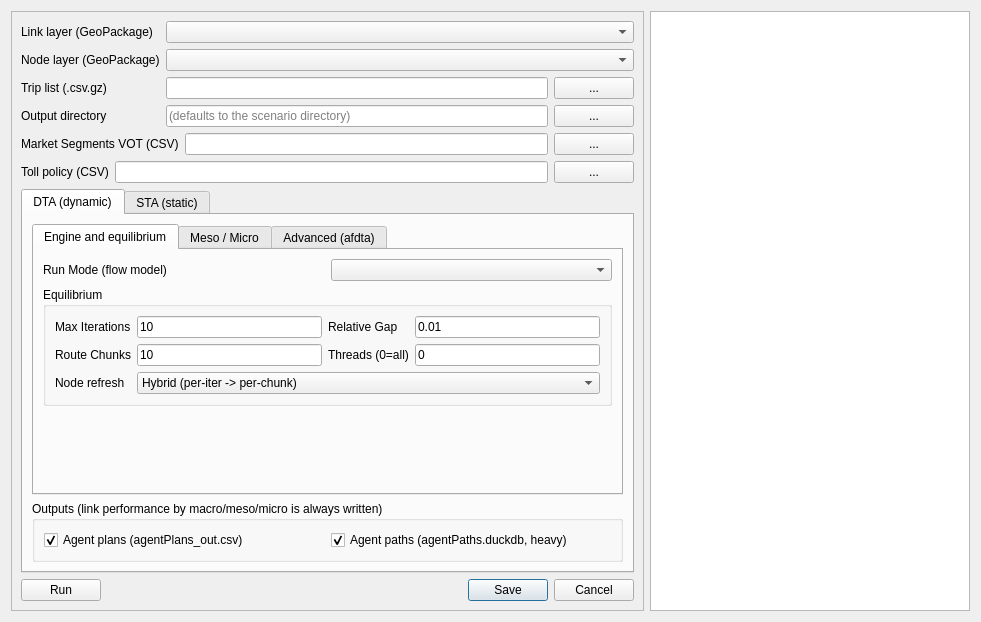
First picture: the form in ui/hydra.ui, repository TSMv6/tsm_panel, before the edit.
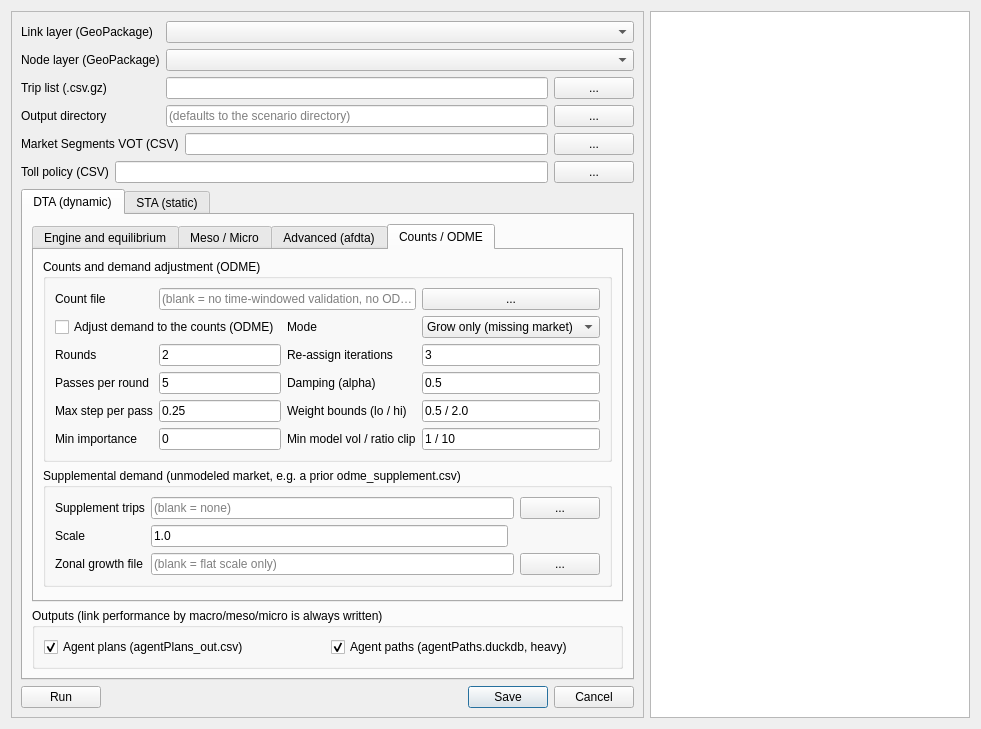
Second picture: the form after the edit. The open tabs and pages were chosen to show the change.

Commit message: HyDRA: Counts / ODME tab, supplemental demand, afdta with subarea ODME

The edit to the form file:
```diff
--- a/ui/hydra.ui
+++ b/ui/hydra.ui
@@ -667,6 +667,303 @@
               </item>
              </layout>
             </widget>
+            <widget class="QWidget" name="page_DTA_Odme">
+             <attribute name="title">
+              <string>Counts / ODME</string>
+             </attribute>
+             <layout class="QVBoxLayout" name="page_DTA_OdmeLayout">
+              <item>
+               <widget class="QGroupBox" name="groupBox_Odme">
+                <property name="title">
+                 <string>Counts and demand adjustment (ODME)</string>
+                </property>
+                <layout class="QGridLayout" name="gridLayout_odme">
+                 <item row="0" column="0">
+                  <widget class="QLabel" name="label_countFile">
+                   <property name="text">
+                    <string>Count file</string>
+                   </property>
+                  </widget>
+                 </item>
+                 <item row="0" column="1" colspan="2">
+                  <widget class="QLineEdit" name="lineEdit_CountFile">
+                   <property name="placeholderText">
+                    <string>(blank = no time-windowed validation, no ODME)</string>
+                   </property>
+                   <property name="toolTip">
+                    <string>TIME_COUNT_FILE — ELToD time-sliced counts: A,B,StartTime,EndTime,Count,Importance (HH:MM:SS, vehicles). Always writes count_windows.csv; also the target for ODME.</string>
+                   </property>
+                  </widget>
+                 </item>
+                 <item row="0" column="3">
+                  <widget class="QPushButton" name="browse_CountFile">
+                   <property name="text">
+                    <string>...</string>
+                   </property>
+                  </widget>
+                 </item>
+                 <item row="1" column="0" colspan="2">
+                  <widget class="QCheckBox" name="checkBox_Odme">
+                   <property name="text">
+                    <string>Adjust demand to the counts (ODME)</string>
+                   </property>
+                   <property name="toolTip">
+                    <string>ODME — after the assignment converges, scale route-key demand toward the counts, re-assigning warm between rounds. Every output then reflects the adjusted demand; count_windows_pre_odme.csv keeps the unadjusted fit.</string>
+                   </property>
+                  </widget>
+                 </item>
+                 <item row="1" column="2">
+                  <widget class="QLabel" name="label_odmeMode">
+                   <property name="text">
+                    <string>Mode</string>
+                   </property>
+                  </widget>
+                 </item>
+                 <item row="1" column="3">
+                  <widget class="QComboBox" name="comboBox_OdmeMode">
+                   <property name="toolTip">
+                    <string>ODME_MODE — Grow only: raise under-loaded routes only; the added trips are the unmodeled (missing) market, written to odme_supplement.csv. Grow and reduce: also lowers over-loaded routes (reductions are reported in od_adjustment.csv, never in the supplement).</string>
+                   </property>
+                   <item>
+                    <property name="text">
+                     <string>Grow only (missing market)</string>
+                    </property>
+                   </item>
+                   <item>
+                    <property name="text">
+                     <string>Grow and reduce</string>
+                    </property>
+                   </item>
+                  </widget>
+                 </item>
+                 <item row="2" column="0">
+                  <widget class="QLabel" name="label_odmeRounds">
+                   <property name="text">
+                    <string>Rounds</string>
+                   </property>
+                  </widget>
+                 </item>
+                 <item row="2" column="1">
+                  <widget class="QLineEdit" name="lineEdit_OdmeRounds">
+                   <property name="text">
+                    <string>2</string>
+                   </property>
+                   <property name="toolTip">
+                    <string>ODME_ROUNDS — weight-update rounds; each ends with a warm re-assignment so routes and congestion respond to the new demand.</string>
+                   </property>
+                  </widget>
+                 </item>
+                 <item row="2" column="2">
+                  <widget class="QLabel" name="label_odmeReassign">
+                   <property name="text">
+                    <string>Re-assign iterations</string>
+                   </property>
+                  </widget>
+                 </item>
+                 <item row="2" column="3">
+                  <widget class="QLineEdit" name="lineEdit_OdmeReassign">
+                   <property name="text">
+                    <string>3</string>
+                   </property>
+                   <property name="toolTip">
+                    <string>ODME_REASSIGN_ITERS — equilibrium iterations per re-assignment (0 = reload the fixed paths through the loader without re-routing).</string>
+                   </property>
+                  </widget>
+                 </item>
+                 <item row="3" column="0">
+                  <widget class="QLabel" name="label_odmePasses">
+                   <property name="text">
+                    <string>Passes per round</string>
+                   </property>
+                  </widget>
+                 </item>
+                 <item row="3" column="1">
+                  <widget class="QLineEdit" name="lineEdit_OdmePasses">
+                   <property name="text">
+                    <string>5</string>
+                   </property>
+                   <property name="toolTip">
+                    <string>ODME_PASSES — weight-update passes per round on the fixed paths.</string>
+                   </property>
+                  </widget>
+                 </item>
+                 <item row="3" column="2">
+                  <widget class="QLabel" name="label_odmeAlpha">
+                   <property name="text">
+                    <string>Damping (alpha)</string>
+                   </property>
+                  </widget>
+                 </item>
+                 <item row="3" column="3">
+                  <widget class="QLineEdit" name="lineEdit_OdmeAlpha">
+                   <property name="text">
+                    <string>0.5</string>
+                   </property>
+                   <property name="toolTip">
+                    <string>ODME_ALPHA — exponent on each pass's obs/model factor (1 = full step, smaller = gentler).</string>
+                   </property>
+                  </widget>
+                 </item>
+                 <item row="4" column="0">
+                  <widget class="QLabel" name="label_odmeMaxStep">
+                   <property name="text">
+                    <string>Max step per pass</string>
+                   </property>
+                  </widget>
+                 </item>
+                 <item row="4" column="1">
+                  <widget class="QLineEdit" name="lineEdit_OdmeMaxStep">
+                   <property name="text">
+                    <string>0.25</string>
+                   </property>
+                   <property name="toolTip">
+                    <string>ODME_MAX_STEP — cap on one pass's change as a fraction (0.25 = ±25%).</string>
+                   </property>
+                  </widget>
+                 </item>
+                 <item row="4" column="2">
+                  <widget class="QLabel" name="label_odmeBounds">
+                   <property name="text">
+                    <string>Weight bounds (lo / hi)</string>
+                   </property>
+                  </widget>
+                 </item>
+                 <item row="4" column="3">
+                  <widget class="QLineEdit" name="lineEdit_OdmeBounds">
+                   <property name="text">
+                    <string>0.5 / 2.0</string>
+                   </property>
+                   <property name="toolTip">
+                    <string>ODME_BOUND_LO / ODME_BOUND_HI — cumulative factor limits on any route key vs its modeled demand. Grow only forces lo = 1.</string>
+                   </property>
+                  </widget>
+                 </item>
+                 <item row="5" column="0">
+                  <widget class="QLabel" name="label_odmeMinImp">
+                   <property name="text">
+                    <string>Min importance</string>
+                   </property>
+                  </widget>
+                 </item>
+                 <item row="5" column="1">
+                  <widget class="QLineEdit" name="lineEdit_OdmeMinImportance">
+                   <property name="text">
+                    <string>0</string>
+                   </property>
+                   <property name="toolTip">
+                    <string>ODME_MIN_IMPORTANCE — ignore count windows whose Importance is below this.</string>
+                   </property>
+                  </widget>
+                 </item>
+                 <item row="5" column="2">
+                  <widget class="QLabel" name="label_odmeClip">
+                   <property name="text">
+                    <string>Min model vol / ratio clip</string>
+                   </property>
+                  </widget>
+                 </item>
+                 <item row="5" column="3">
+                  <widget class="QLineEdit" name="lineEdit_OdmeModelClip">
+                   <property name="text">
+                    <string>1 / 10</string>
+                   </property>
+                   <property name="toolTip">
+                    <string>ODME_MIN_MODEL / ODME_RATIO_CLIP — skip windows with model volume below the first value; clip each window's obs/model to [1/clip, clip].</string>
+                   </property>
+                  </widget>
+                 </item>
+                </layout>
+               </widget>
+              </item>
+              <item>
+               <widget class="QGroupBox" name="groupBox_Supplement">
+                <property name="title">
+                 <string>Supplemental demand (unmodeled market, e.g. a prior odme_supplement.csv)</string>
+                </property>
+                <layout class="QGridLayout" name="gridLayout_supp">
+                 <item row="0" column="0">
+                  <widget class="QLabel" name="label_suppFile">
+                   <property name="text">
+                    <string>Supplement trips</string>
+                   </property>
+                  </widget>
+                 </item>
+                 <item row="0" column="1" colspan="2">
+                  <widget class="QLineEdit" name="lineEdit_SuppFile">
+                   <property name="placeholderText">
+                    <string>(blank = none)</string>
+                   </property>
+                   <property name="toolTip">
+                    <string>SUPPLEMENT_TRIP_FILE — appended after the trip list and tagged market ODME. Do not combine with ODME on the run that created it unless you want a cumulative re-estimate.</string>
+                   </property>
+                  </widget>
+                 </item>
+                 <item row="0" column="3">
+                  <widget class="QPushButton" name="browse_SuppFile">
+                   <property name="text">
+                    <string>...</string>
+                   </property>
+                  </widget>
+                 </item>
+                 <item row="1" column="0">
+                  <widget class="QLabel" name="label_suppScale">
+                   <property name="text">
+                    <string>Scale</string>
+                   </property>
+                  </widget>
+                 </item>
+                 <item row="1" column="1">
+                  <widget class="QLineEdit" name="lineEdit_SuppScale">
+                   <property name="text">
+                    <string>1.0</string>
+                   </property>
+                   <property name="toolTip">
+                    <string>SUPPLEMENT_SCALE — flat factor on every supplement trip (future-year growth of the unmodeled market).</string>
+                   </property>
+                  </widget>
+                 </item>
+                 <item row="2" column="0">
+                  <widget class="QLabel" name="label_suppGrowth">
+                   <property name="text">
+                    <string>Zonal growth file</string>
+                   </property>
+                  </widget>
+                 </item>
+                 <item row="2" column="1" colspan="2">
+                  <widget class="QLineEdit" name="lineEdit_SuppGrowth">
+                   <property name="placeholderText">
+                    <string>(blank = flat scale only)</string>
+                   </property>
+                   <property name="toolTip">
+                    <string>SUPPLEMENT_GROWTH_FILE — zone,factor CSV (zone = O/D centroid id). Each supplement trip O→D is multiplied by sqrt(g_O × g_D); zones not listed grow 1.0.</string>
+                   </property>
+                  </widget>
+                 </item>
+                 <item row="2" column="3">
+                  <widget class="QPushButton" name="browse_SuppGrowth">
+                   <property name="text">
+                    <string>...</string>
+                   </property>
+                  </widget>
+                 </item>
+                </layout>
+               </widget>
+              </item>
+              <item>
+               <spacer name="page_DTA_OdmeSpacer">
+                <property name="orientation">
+                 <enum>Qt::Vertical</enum>
+                </property>
+                <property name="sizeHint" stdset="0">
+                 <size>
+                  <width>20</width>
+                  <height>5</height>
+                 </size>
+                </property>
+               </spacer>
+              </item>
+             </layout>
+            </widget>
            </widget>
           </item>
           <item>
```
The commit also changes 5 other files.
